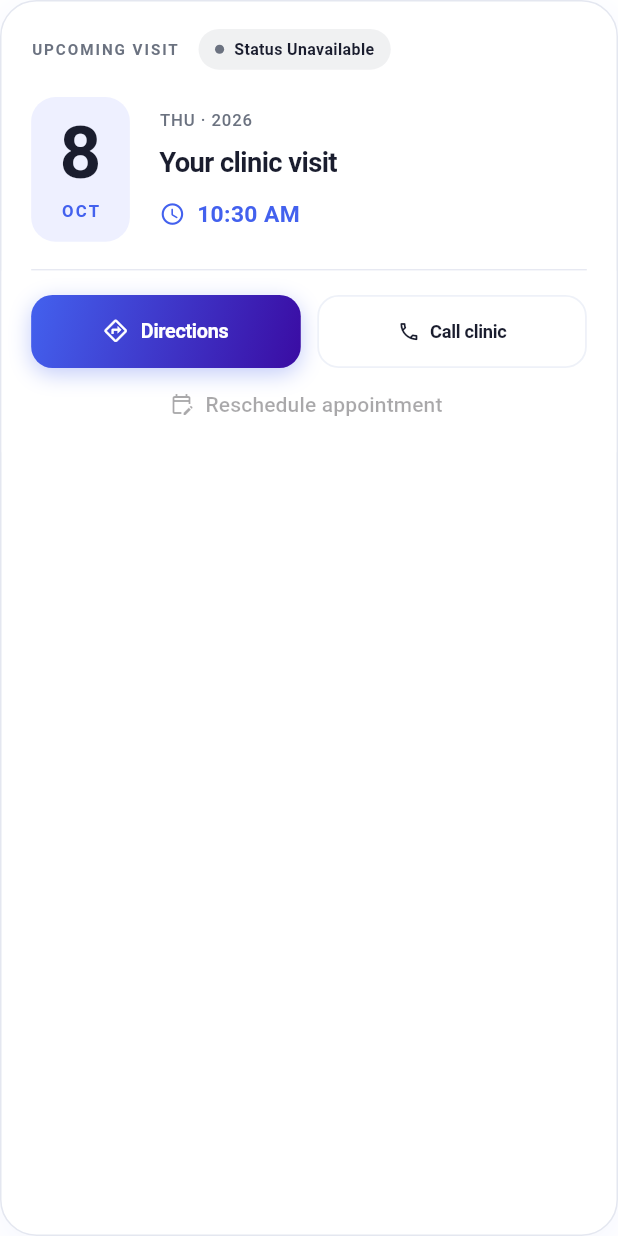
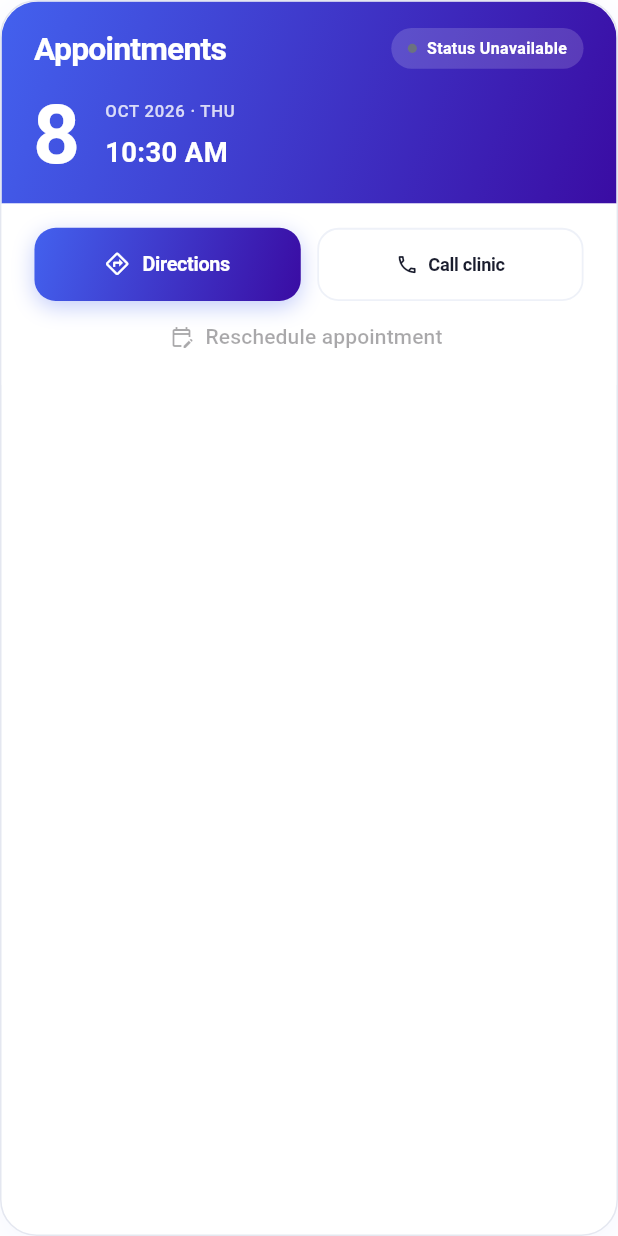
Before and after one commit to Vignesh18-code/bodyperfect-platform, a Flutter app: the AppointmentCard widget shown alone on an empty page, opened directly, on a phone screen of 412 x 824 dp. Run offline on Flutter 3.47's test engine with Material 3 defaults, Android fonts, the phone set to English and light mode, and no system bars; our stand-ins replace flutter_screenutil, flutter_secure_storage, pin_code_fields, share_plus, shared_preferences; accounts and stored records are empty.

Commit message:
Attach appointment details to home-sized header on white background

```diff
--- a/ant/lib/screens/appointments/widgets/appointment_card.dart
+++ b/ant/lib/screens/appointments/widgets/appointment_card.dart
@@ -38,6 +38,8 @@ class AppointmentCard extends StatefulWidget {
   final VoidCallback? onReschedule;
   final VoidCallback? onGetDirections;
   final VoidCallback? onCallClinic;
+  final bool headerOnly;
+  final bool attached;
 
   const AppointmentCard({
     super.key,
@@ -45,6 +47,8 @@ class AppointmentCard extends StatefulWidget {
     this.onReschedule,
     this.onGetDirections,
     this.onCallClinic,
+    this.headerOnly = false,
+    this.attached = false,
   });
 
   @override
@@ -156,6 +160,7 @@ class _AppointmentCardState extends State<AppointmentCard>
   }
 
   Widget _buildCard() {
+    if (widget.attached) return _buildInfoSection();
     const months = [
       'JAN',
       'FEB',
@@ -185,6 +190,9 @@ class _AppointmentCardState extends State<AppointmentCard>
     final amPm = _data.dateTime.hour >= 12 ? 'PM' : 'AM';
     final minute = _data.dateTime.minute.toString().padLeft(2, '0');
     final timeStr = '$hour:$minute';
+    if (widget.headerOnly) {
+      return _buildHeroSection(dayName, dayNum, monthName, year, timeStr, amPm);
+    }
 
     return Container(
       decoration: BoxDecoration(
@@ -203,7 +211,21 @@ class _AppointmentCardState extends State<AppointmentCard>
         borderRadius: BorderRadius.circular(24.r),
         child: Column(
           children: [
-            _buildHeroSection(dayName, dayNum, monthName, year, timeStr, amPm),
+            Container(
+              width: double.infinity,
+              padding: EdgeInsets.symmetric(vertical: 16.h),
+              decoration: const BoxDecoration(
+                gradient: AppColors.brandGradient,
+              ),
+              child: _buildHeroSection(
+                dayName,
+                dayNum,
+                monthName,
+                year,
+                timeStr,
+                amPm,
+              ),
+            ),
             _buildInfoSection(),
           ],
         ),
@@ -220,129 +242,69 @@ class _AppointmentCardState extends State<AppointmentCard>
     String amPm,
   ) {
     return Padding(
-      padding: EdgeInsets.fromLTRB(18.w, 18.h, 18.w, 0),
+      padding: EdgeInsets.symmetric(horizontal: 20.w),
       child: Column(
         crossAxisAlignment: CrossAxisAlignment.start,
         children: [
-          Wrap(
-            alignment: WrapAlignment.spaceBetween,
-            crossAxisAlignment: WrapCrossAlignment.center,
-            spacing: 12.w,
-            runSpacing: 10.h,
+          Row(
             children: [
-              Text(
-                'UPCOMING VISIT',
+              Expanded(
+                child: Text(
+                  'Appointments',
                   style: TextStyle(
-                  fontSize: 10.sp,
+                    fontSize: 21.sp,
                     fontWeight: FontWeight.w600,
-                  letterSpacing: 1.3,
-                  color: _textSecondary,
+                    letterSpacing: -.55,
+                    color: Colors.white,
                   ),
                 ),
+              ),
+              SizedBox(width: 10.w),
               _buildStatusBadge(),
             ],
           ),
-          SizedBox(height: 18.h),
-          LayoutBuilder(
-            builder: (context, constraints) {
-              final date = Container(
-                padding: EdgeInsets.symmetric(horizontal: 18.w, vertical: 12.h),
-                decoration: BoxDecoration(
-                  color: AppColors.tint,
-                  borderRadius: BorderRadius.circular(16.r),
-                ),
-                child: Column(
-                  mainAxisSize: MainAxisSize.min,
+          SizedBox(height: 14.h),
+          Row(
+            crossAxisAlignment: CrossAxisAlignment.center,
             children: [
               Text(
                 dayNum,
                 style: TextStyle(
-                        fontSize: 48.sp,
+                  fontSize: 54.sp,
+                  height: 1.05,
                   fontWeight: FontWeight.w700,
-                        height: 1.05,
                   letterSpacing: -2,
-                        color: _textPrimary,
+                  color: Colors.white,
                 ),
               ),
-                    SizedBox(height: 5.h),
+              SizedBox(width: 16.w),
+              Expanded(
+                child: Column(
+                  crossAxisAlignment: CrossAxisAlignment.start,
+                  children: [
                     Text(
-                      monthName,
+                      '$monthName $year · $dayName',
                       style: TextStyle(
                         fontSize: 11.sp,
-                        fontWeight: FontWeight.w700,
-                        letterSpacing: 1.5,
-                        color: _primaryBlue,
+                        fontWeight: FontWeight.w500,
+                        letterSpacing: .5,
+                        color: Colors.white.withValues(alpha: .8),
+                      ),
+                    ),
+                    SizedBox(height: 7.h),
+                    Text(
+                      '$timeStr $amPm',
+                      style: TextStyle(
+                        fontSize: 18.sp,
+                        fontWeight: FontWeight.w600,
+                        color: Colors.white,
                       ),
                     ),
                   ],
                 ),
-              );
-              final details = Column(
-                crossAxisAlignment: CrossAxisAlignment.start,
-                children: [
-                  Text(
-                    '$dayName · $year',
-                    style: TextStyle(
-                      fontSize: 11.sp,
-                      fontWeight: FontWeight.w500,
-                      color: _textSecondary,
-                      letterSpacing: .6,
-                    ),
-                  ),
-                  SizedBox(height: 8.h),
-                  Text(
-                    'Your clinic visit',
-                    style: TextStyle(
-                      fontSize: 18.sp,
-                      fontWeight: FontWeight.w600,
-                      letterSpacing: -.4,
-                      color: _textPrimary,
-                    ),
-                  ),
-                  SizedBox(height: 10.h),
-                  Row(
-                    children: [
-                      Icon(
-                        Icons.schedule_rounded,
-                        size: 17.r,
-                        color: _primaryBlue,
-                      ),
-                      SizedBox(width: 7.w),
-                      Flexible(
-                        child: Text(
-                          '$timeStr $amPm',
-                          style: TextStyle(
-                            fontSize: 15.sp,
-                            fontWeight: FontWeight.w600,
-                            color: _primaryBlue,
-                          ),
-                        ),
               ),
             ],
           ),
-                ],
-              );
-              if (MediaQuery.textScalerOf(context).scale(14) > 22) {
-                return Column(
-                  crossAxisAlignment: CrossAxisAlignment.start,
-                  children: [
-                    date,
-                    SizedBox(height: 14.h),
-                    details,
-                  ],
-                );
-              }
-              return Row(
-                children: [
-                  date,
-                  SizedBox(width: 18.w),
-                  Expanded(child: details),
-                ],
-              );
-            },
-          ),
-          SizedBox(height: 18.h),
-          const Divider(height: 1, color: AppColors.border),
         ],
       ),
     );
@@ -351,7 +313,7 @@ class _AppointmentCardState extends State<AppointmentCard>
   Widget _buildInfoSection() {
     return Container(
       color: Colors.white,
-      padding: EdgeInsets.fromLTRB(18.w, 16.h, 18.w, 8.h),
+      padding: EdgeInsets.fromLTRB(20.w, 16.h, 20.w, 8.h),
       child: Column(
         crossAxisAlignment: CrossAxisAlignment.start,
         children: [
@@ -598,7 +560,7 @@ class _AppointmentCardState extends State<AppointmentCard>
     return Container(
       padding: EdgeInsets.symmetric(horizontal: 10.w, vertical: 6.h),
       decoration: BoxDecoration(
-        color: color.withValues(alpha: .1),
+        color: Colors.white.withValues(alpha: .16),
         borderRadius: BorderRadius.circular(20.r),
       ),
       child: Row(
@@ -615,7 +577,7 @@ class _AppointmentCardState extends State<AppointmentCard>
             style: TextStyle(
               fontSize: 10.5.sp,
               fontWeight: FontWeight.w600,
-              color: _textPrimary,
+              color: Colors.white,
             ),
           ),
         ],
```
Also changed, not shown: ant/lib/screens/appointments/appointments_screen.dart (+23 -5 lines), ant/lib/screens/appointments/widgets/appointment_header.dart (+21 -51 lines). Lines whose indentation alone changed are shown as unchanged.
